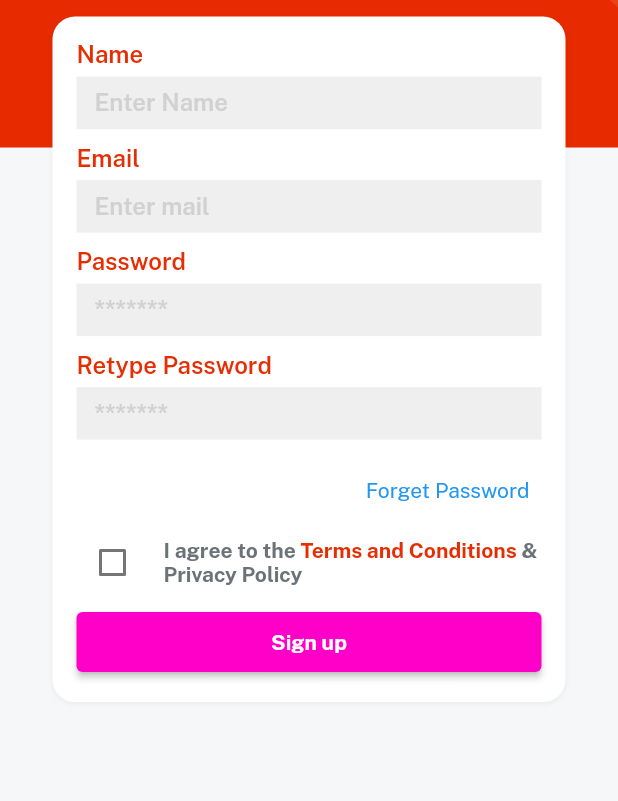
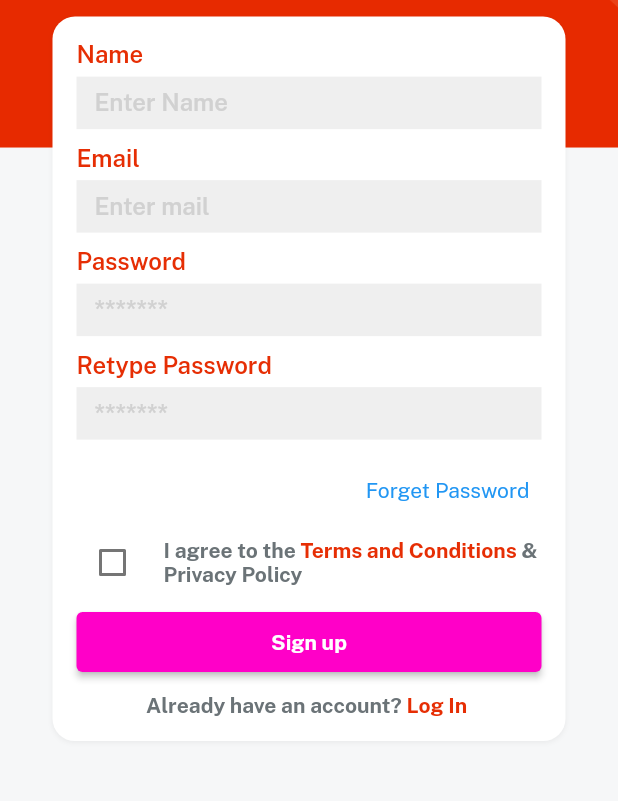
Before and after one commit to AdibNihal10/Klg-Online-Market, a Flutter app: the Signup screen opened directly, on a phone screen of 412 x 824 dp, the part 284-1085 px from its top. Run offline on Flutter 3.47's test engine with Material 2 defaults, Android fonts, the phone set to English and light mode, and no system bars; our stand-ins replace firebase_core, get, velocity_x; accounts and stored records are empty.

Commit message:
Auth page

```diff
--- a/lib/views/auth_screen/signup_screen.dart
+++ b/lib/views/auth_screen/signup_screen.dart
@@ -3,6 +3,7 @@ import 'package:flutter_app/widget_common/bd_widget.dart';
 import 'package:flutter_app/widget_common/applogo_widget.dart';
 import 'package:flutter_app/widget_common/custom_textfield.dart';
 import 'package:flutter_app/widget_common/our_button.dart';
+import 'package:get/get.dart';
 
 class Signup extends StatelessWidget {
   const Signup({Key? key}) : super(key: key);
@@ -77,6 +78,23 @@ class Signup extends StatelessWidget {
                   .box
                   .width(context.screenWidth - 50)
                   .make(),
+              10.heightBox,
+              RichText(
+                text: const TextSpan(
+                  children: [
+                    TextSpan(
+                      text: "Already have an account? ",
+                      style: TextStyle(fontFamily: bold, color: fontGrey),
+                    ),
+                    TextSpan(
+                      text: "Log In ",
+                      style: TextStyle(fontFamily: bold, color: redColor),
+                    ),
+                  ],
+                ),
+              ).onTap(() {
+                Get.back();
+              }),
             ],
           )
               .box
```
